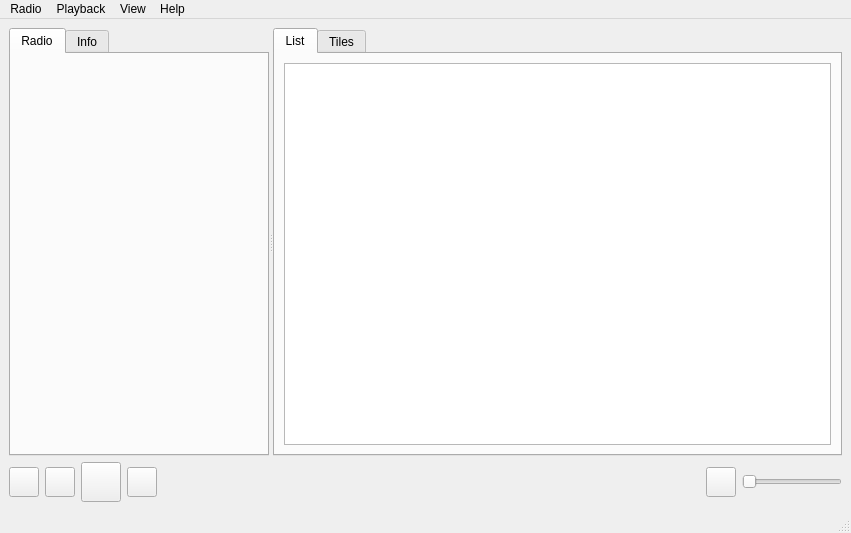
grzesiekkedzior/TuneScape, file mainwindow.ui: the form before one commit.
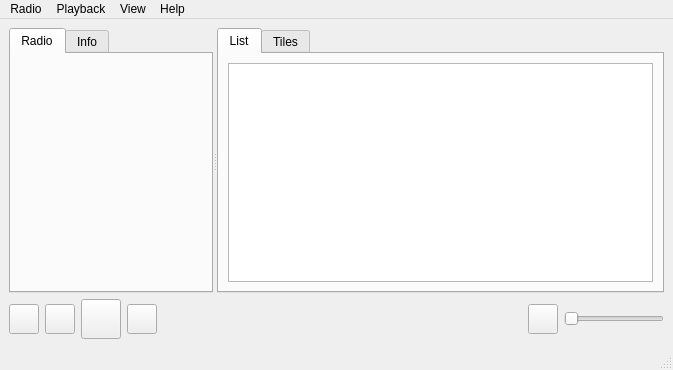
The form after the commit. Icons and pictures are not drawn.

What changed in the file:
```diff
--- a/mainwindow.ui
+++ b/mainwindow.ui
@@ -6,8 +6,8 @@
    <rect>
     <x>0</x>
     <y>0</y>
-    <width>851</width>
-    <height>533</height>
+    <width>673</width>
+    <height>370</height>
    </rect>
   </property>
   <property name="windowTitle">
@@ -20,6 +20,12 @@
      <verstretch>0</verstretch>
     </sizepolicy>
    </property>
+   <property name="minimumSize">
+    <size>
+     <width>0</width>
+     <height>210</height>
+    </size>
+   </property>
    <layout class="QVBoxLayout" name="verticalLayout">
     <item>
      <widget class="QSplitter" name="splitter">
@@ -86,8 +92,8 @@
          <rect>
           <x>0</x>
           <y>0</y>
-          <width>292</width>
-          <height>411</height>
+          <width>229</width>
+          <height>248</height>
          </rect>
         </property>
         <property name="styleSheet">
@@ -124,6 +130,9 @@
             <layout class="QHBoxLayout" name="horizontalLayout_6">
              <item>
               <widget class="QTreeView" name="treeView">
+               <property name="enabled">
+                <bool>true</bool>
+               </property>
                <property name="sizePolicy">
                 <sizepolicy hsizetype="Expanding" vsizetype="Expanding">
                  <horstretch>0</horstretch>
@@ -143,7 +152,22 @@
                 <enum>QAbstractScrollArea::AdjustToContentsOnFirstShow</enum>
                </property>
                <property name="indentation">
-                <number>5</number>
+                <number>25</number>
+               </property>
+               <property name="rootIsDecorated">
+                <bool>false</bool>
+               </property>
+               <property name="itemsExpandable">
+                <bool>true</bool>
+               </property>
+               <property name="animated">
+                <bool>false</bool>
+               </property>
+               <property name="allColumnsShowFocus">
+                <bool>false</bool>
+               </property>
+               <property name="headerHidden">
+                <bool>true</bool>
                </property>
               </widget>
              </item>
@@ -210,8 +234,8 @@
          <rect>
           <x>0</x>
           <y>0</y>
-          <width>531</width>
-          <height>411</height>
+          <width>416</width>
+          <height>248</height>
          </rect>
         </property>
         <layout class="QHBoxLayout" name="horizontalLayout_3">
@@ -417,7 +441,7 @@
     <rect>
      <x>0</x>
      <y>0</y>
-     <width>851</width>
+     <width>673</width>
      <height>26</height>
     </rect>
    </property>
```
Left out of the diff: 21 changed lines with no effect on the pictures.
